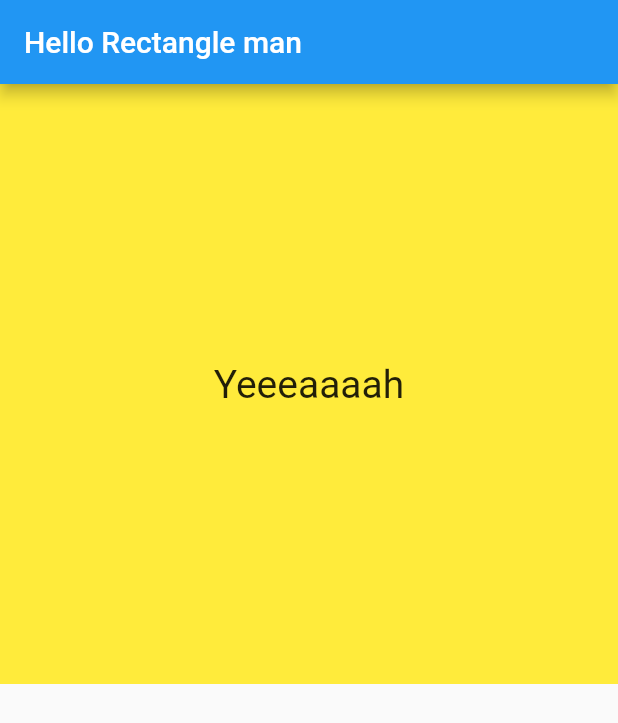
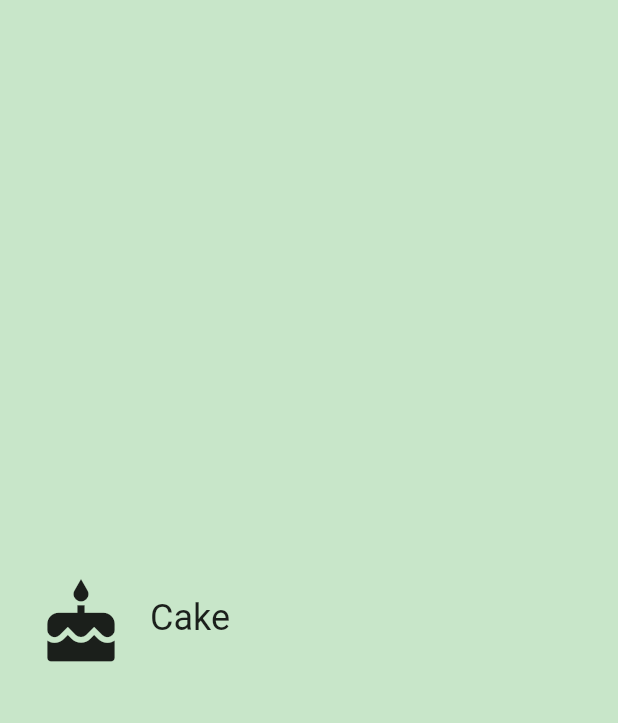
Before and after one commit to BRVWL/Flutter_app, a Flutter app: the screen it shows after launch, on a phone screen of 412 x 824 dp. Shown: the top 723 px of the screen. Run offline on Flutter 3.47's test engine with Material 2 defaults, Android fonts, the phone set to English and light mode, and no system bars; Roboto replaces fonts that are missing (Arial).

Commit message:
List and list item with props name color iconLocation

```diff
--- /dev/null
+++ b/lib/category.dart
@@ -0,0 +1,94 @@
+// Copyright 2018 The Chromium Authors. All rights reserved.
+// Use of this source code is governed by a BSD-style license that can be
+// found in the LICENSE file.
+
+// To keep your imports tidy, follow the ordering guidelines at
+// https://www.dartlang.org/guides/language/effective-dart/style#ordering
+import 'package:flutter/material.dart';
+// @required is defined in the meta.dart package
+import 'package:meta/meta.dart';
+
+// We use an underscore to indicate that these variables are private.
+// See https://www.dartlang.org/guides/language/effective-dart/design#libraries
+final _rowHeight = 100.0;
+final _borderRadius = BorderRadius.circular(_rowHeight / 2);
+
+/// A custom [Category] widget.
+///
+/// The widget is composed on an [Icon] and [Text]. Tapping on the widget shows
+/// a colored [InkWell] animation.
+class Category extends StatelessWidget {
+  final String name;
+  final ColorSwatch color;
+  final IconData iconLocation;
+
+  /// Creates a [Category].
+  ///
+  /// A [Category] saves the name of the Category (e.g. 'Length'), its color for
+  /// the UI, and the icon that represents it (e.g. a ruler).
+  // While the @required checks for whether a named parameter is passed in,
+  // it doesn't check whether the object passed in is null. We check that
+  // in the assert statement.
+  const Category({
+    Key key,
+    @required this.name,
+    @required this.color,
+    @required this.iconLocation,
+  })  : assert(name != null),
+        assert(color != null),
+        assert(iconLocation != null),
+        super(key: key);
+
+  /// Builds a custom widget that shows [Category] information.
+  ///
+  /// This information includes the icon, name, and color for the [Category].
+  @override
+  // This `context` parameter describes the location of this widget in the
+  // widget tree. It can be used for obtaining Theme data from the nearest
+  // Theme ancestor in the tree. Below, we obtain the display1 text theme.
+  // See https://docs.flutter.io/flutter/material/Theme-class.html
+  Widget build(BuildContext context) {
+    return Material(
+      color: Colors.transparent,
+      child: Container(
+        height: _rowHeight,
+        child: InkWell(
+          borderRadius: _borderRadius,
+          highlightColor: color,
+          splashColor: color,
+          // We can use either the () => function() or the () { function(); }
+          // syntax.
+          onTap: () {
+            print('I was tapped!');
+          },
+          child: Padding(
+            padding: EdgeInsets.all(8.0),
+            child: Row(
+              crossAxisAlignment: CrossAxisAlignment.stretch,
+              // There are two ways to denote a list: `[]` and `List()`.
+              // Prefer to use the literal syntax, i.e. `[]`, instead of `List()`.
+              // You can add the type argument if you'd like, i.e. <Widget>[].
+              // See https://www.dartlang.org/guides/language/effective-dart/usage#do-use-collection-literals-when-possible
+              children: [
+                Padding(
+                  padding: EdgeInsets.all(16.0),
+                  child: Icon(
+                    iconLocation,
+                    size: 60.0,
+                  ),
+                ),
+                Center(
+                  child: Text(
+                    name,
+                    textAlign: TextAlign.center,
+                    style: Theme.of(context).textTheme.headline,
+                  ),
+                ),
+              ],
+            ),
+          ),
+        ),
+      ),
+    );
+  }
+}
--- a/lib/main.dart
+++ b/lib/main.dart
@@ -1,59 +1,44 @@
+
 // Copyright 2018 The Chromium Authors. All rights reserved.
 // Use of this source code is governed by a BSD-style license that can be
 // found in the LICENSE file.
 
+// You can read about packages here: https://flutter.io/using-packages/
 import 'package:flutter/material.dart';
+import 'package:meta/meta.dart';
 
-class myCustomComponent extends StatelessWidget {
+// You can use a relative import, i.e. `import 'category.dart;'` or
+// a package import, as shown below.
+// More details at http://dart-lang.github.io/linter/lints/avoid_relative_lib_imports.html
+import 'category.dart';
+
+const _categoryName = 'Cake';
+const _categoryIcon = Icons.cake;
+const _categoryColor = Colors.green;
+
+/// The function that is called when main.dart is run.
+void main() {
+  runApp(UnitConverterApp());
+}
+
+/// This widget is the root of our application.
+/// Currently, we just show one widget in our app.
+class UnitConverterApp extends StatelessWidget {
   @override
   Widget build(BuildContext context) {
-    return Container(
-      color: Colors.yellow,
-      width: 800,
-      height: 400,
-      child: Center(
-        child: Text(
-        'Yeeeaaaah',
-        style: TextStyle(fontSize: 26, fontFamily: 'Arial'),
-      )
+    return MaterialApp(
+      debugShowCheckedModeBanner: false,
+      title: 'Unit Converter',
+      home: Scaffold(
+        backgroundColor: Colors.green[100],
+        body: Center(
+          child: Category(
+            name: _categoryName,
+            color: _categoryColor,
+            iconLocation: _categoryIcon,
+          ),
+        ),
       ),
     );
   }
 }
-
-void main() {
-  runApp(
-    MaterialApp(
-      debugShowCheckedModeBanner: false,
-      title: 'Hello Rectangle yeah',
-      home: Scaffold(
-        appBar: AppBar(
-          title: Text('Hello Rectangle man'),
-        ),
-        body: myCustomComponent(),
-      ),
-    ),
-  );
-}
-
-class HelloRectangle extends StatelessWidget {
-  @override
-  Widget build(BuildContext context) {
-    return container;
-  }
-}
-
-var container = Container(
-  color: Colors.purple,
-  width: 500,
-  height: 400,
-  margin: EdgeInsets.all(10),
-  padding: EdgeInsets.all(30),
-  child: Column(
-    children: <Widget>[
-      Text('First'),
-      Text('Second'),
-      Text('etc'),
-    ],
-  )
-);
```
